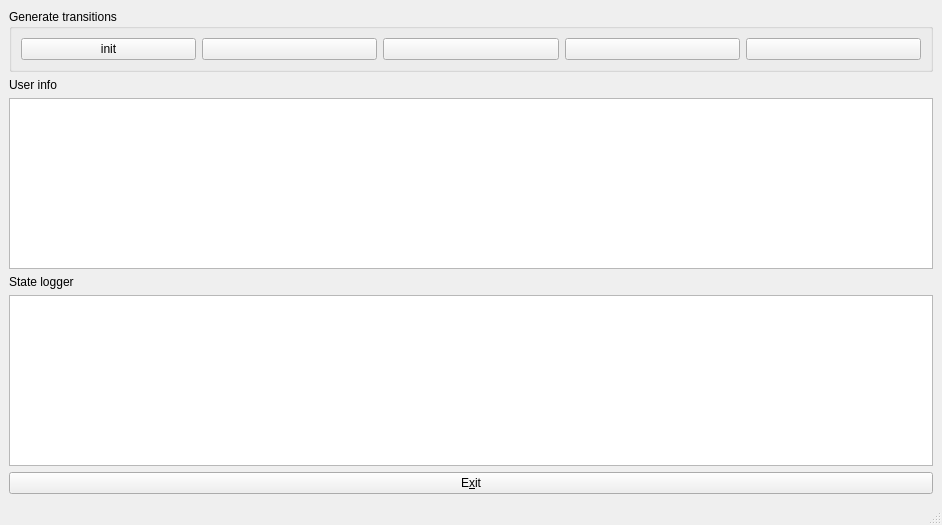
Before: the Qt Designer form qstatemachine-example/Example/mainwindow.ui in Taco-san/programeren-4, drawn with Qt 5.
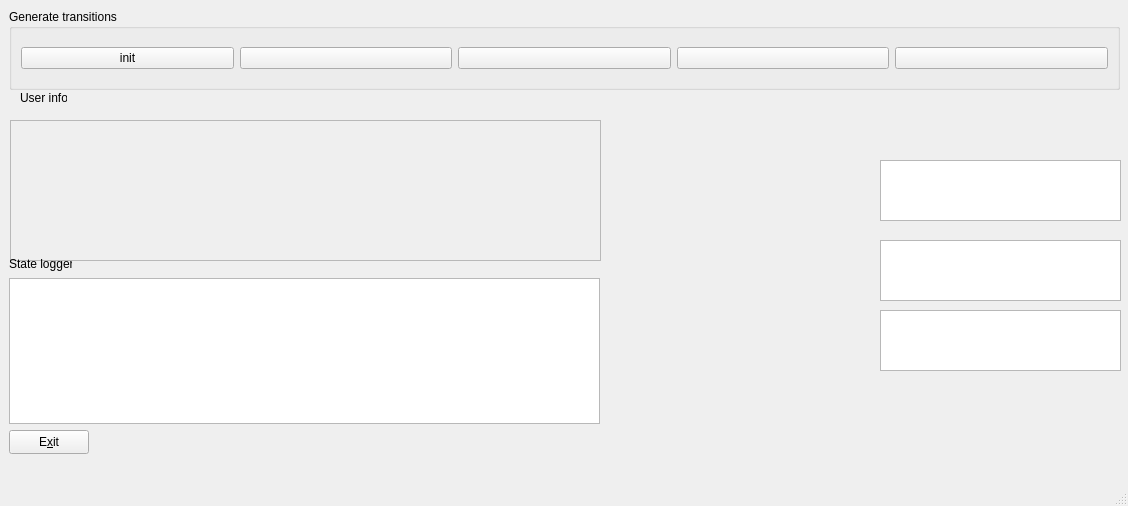
After: the same form once the commit is applied.

Diff of the .ui file:
```diff
--- a/qstatemachine-example/Example/mainwindow.ui
+++ b/qstatemachine-example/Example/mainwindow.ui
@@ -6,17 +6,23 @@
    <rect>
     <x>0</x>
     <y>0</y>
-    <width>942</width>
-    <height>525</height>
+    <width>1128</width>
+    <height>506</height>
    </rect>
   </property>
   <property name="windowTitle">
    <string>QStateMachine - example</string>
   </property>
   <widget class="QWidget" name="centralwidget">
-   <layout class="QVBoxLayout" name="verticalLayout">
-    <item>
      <widget class="QGroupBox" name="groupBox">
+    <property name="geometry">
+     <rect>
+      <x>9</x>
+      <y>9</y>
+      <width>1111</width>
+      <height>81</height>
+     </rect>
+    </property>
       <property name="title">
        <string>Generate transitions</string>
       </property>
@@ -58,35 +64,98 @@
        </item>
       </layout>
      </widget>
-    </item>
-    <item>
      <widget class="QLabel" name="label_2">
+    <property name="geometry">
+     <rect>
+      <x>20</x>
+      <y>90</y>
+      <width>47</width>
+      <height>16</height>
+     </rect>
+    </property>
       <property name="text">
        <string>User info</string>
       </property>
      </widget>
-    </item>
-    <item>
-     <widget class="QPlainTextEdit" name="userInfo"/>
-    </item>
-    <item>
+   <widget class="QPlainTextEdit" name="userInfo">
+    <property name="enabled">
+     <bool>false</bool>
+    </property>
+    <property name="geometry">
+     <rect>
+      <x>10</x>
+      <y>120</y>
+      <width>591</width>
+      <height>141</height>
+     </rect>
+    </property>
+   </widget>
      <widget class="QLabel" name="label">
+    <property name="geometry">
+     <rect>
+      <x>9</x>
+      <y>256</y>
+      <width>63</width>
+      <height>16</height>
+     </rect>
+    </property>
       <property name="text">
        <string>State logger</string>
       </property>
      </widget>
-    </item>
-    <item>
-     <widget class="QPlainTextEdit" name="plainTextEdit"/>
-    </item>
-    <item>
+   <widget class="QPlainTextEdit" name="plainTextEdit">
+    <property name="geometry">
+     <rect>
+      <x>9</x>
+      <y>278</y>
+      <width>591</width>
+      <height>146</height>
+     </rect>
+    </property>
+   </widget>
      <widget class="QPushButton" name="pbExit">
+    <property name="geometry">
+     <rect>
+      <x>9</x>
+      <y>430</y>
+      <width>80</width>
+      <height>24</height>
+     </rect>
+    </property>
       <property name="text">
        <string>E&amp;xit</string>
       </property>
      </widget>
-    </item>
-   </layout>
+   <widget class="QPlainTextEdit" name="price">
+    <property name="geometry">
+     <rect>
+      <x>880</x>
+      <y>160</y>
+      <width>241</width>
+      <height>61</height>
+     </rect>
+    </property>
+   </widget>
+   <widget class="QPlainTextEdit" name="credit">
+    <property name="geometry">
+     <rect>
+      <x>880</x>
+      <y>240</y>
+      <width>241</width>
+      <height>61</height>
+     </rect>
+    </property>
+   </widget>
+   <widget class="QPlainTextEdit" name="change">
+    <property name="geometry">
+     <rect>
+      <x>880</x>
+      <y>310</y>
+      <width>241</width>
+      <height>61</height>
+     </rect>
+    </property>
+   </widget>
   </widget>
   <widget class="QMenuBar" name="menubar">
    <property name="geometry">
```
Left out of the diff: 2 changed lines with no effect on the pictures. Lines whose indentation alone changed are shown as unchanged.
